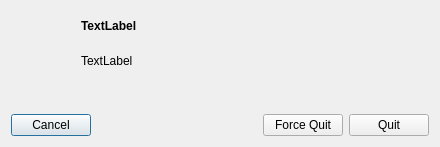
This is Under Construction/Activity Monitor.app/Resources/dialog_kill_process.ui in helloSystem/Utilities as Qt 5 draws it before an edit. The edited form follows.
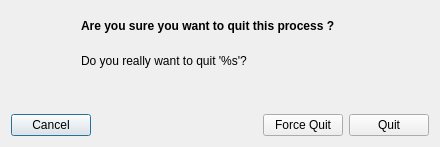
This is the edited form. Icons and pictures are not drawn.

```diff
--- a/Under Construction/Activity Monitor.app/Resources/dialog_kill_process.ui
+++ b/Under Construction/Activity Monitor.app/Resources/dialog_kill_process.ui
@@ -84,14 +84,14 @@
                                                 </string>
                                             </property>
                                             <property name="text">
-                                                <string>TextLabel</string>
+                                                <string>Are you sure you want to quit this process ?</string>
                                             </property>
                                         </widget>
                                     </item>
                                     <item>
                                         <widget class="QLabel" name="text">
                                             <property name="text">
-                                                <string>TextLabel</string>
+                                                <string>Do you really want to quit '%s'?</string>
                                             </property>
                                         </widget>
                                     </item>
```
Left out of the diff: 7 changed lines with no effect on the pictures.
